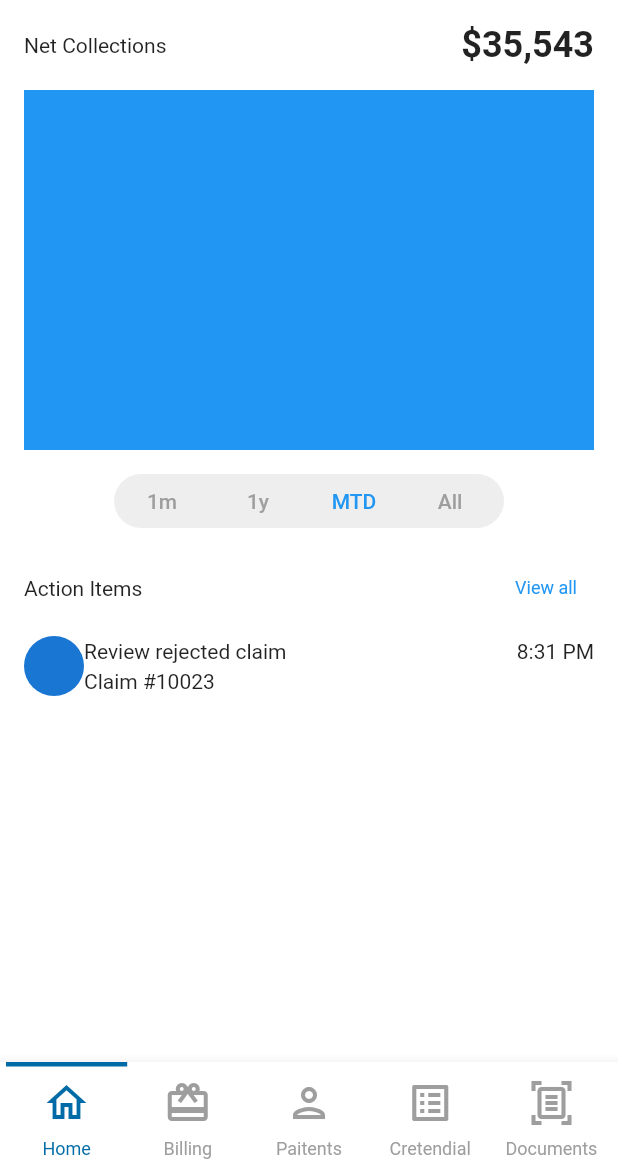
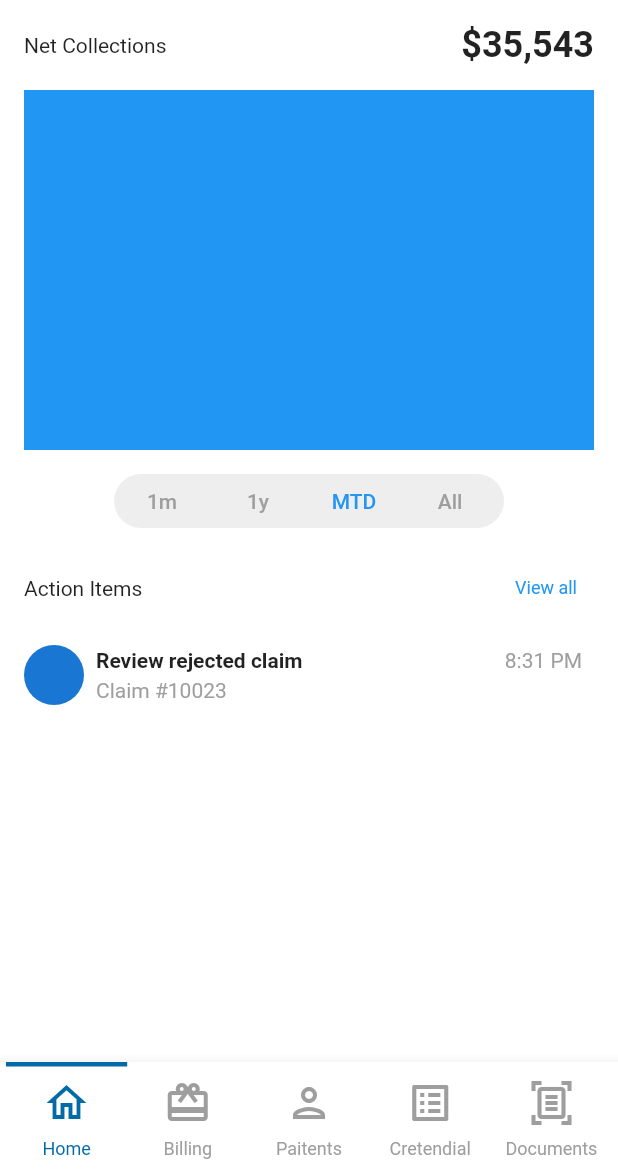
Before and after one commit to JAICHANGPARK/flutter_notebook_chapter_21, a Flutter app: the screen it shows after launch, on a phone screen of 412 x 824 dp, the part 66-1236 px from its top. Run offline on Flutter 3.47's test engine with Material 2 defaults, Android fonts, the phone set to English and light mode, and no system bars; drawn by our look-alikes of badges; our stand-ins replace flutter_riverpod; network calls fail.

Commit message:
Update hc_home_widget.dart

```diff
--- a/lib/ep1201_health_care_app/src/ui/hc_home_widget.dart
+++ b/lib/ep1201_health_care_app/src/ui/hc_home_widget.dart
@@ -87,21 +87,36 @@ class HcHomeWidget extends StatelessWidget {
                   children: [
                     CircleAvatar(),
                     Expanded(
+                      child: Padding(
+                        padding: const EdgeInsets.all(8.0),
                         child: Column(
                           crossAxisAlignment: CrossAxisAlignment.start,
                           children: [
                             Row(
                               mainAxisAlignment: MainAxisAlignment.spaceBetween,
                               children: [
-                              Text("Review rejected claim"),
-                              Text("8:31 PM"),
+                                Text(
+                                  "Review rejected claim",
+                                  style: TextStyle(
+                                    fontWeight: FontWeight.bold,
+                                  ),
+                                ),
+                                Text(
+                                  "8:31 PM",
+                                  style: TextStyle(
+                                    color: Colors.grey,
+                                  ),
+                                ),
                               ],
                             ),
                             SizedBox(
                               height: 4,
                             ),
-                          Text("Claim #10023")
+                            Text("Claim #10023"  ,  style: TextStyle(
+                              color: Colors.grey,
+                            ),)
                           ],
+                        ),
                       ),
                     )
                   ],
```
Lines whose indentation alone changed are shown as unchanged.
